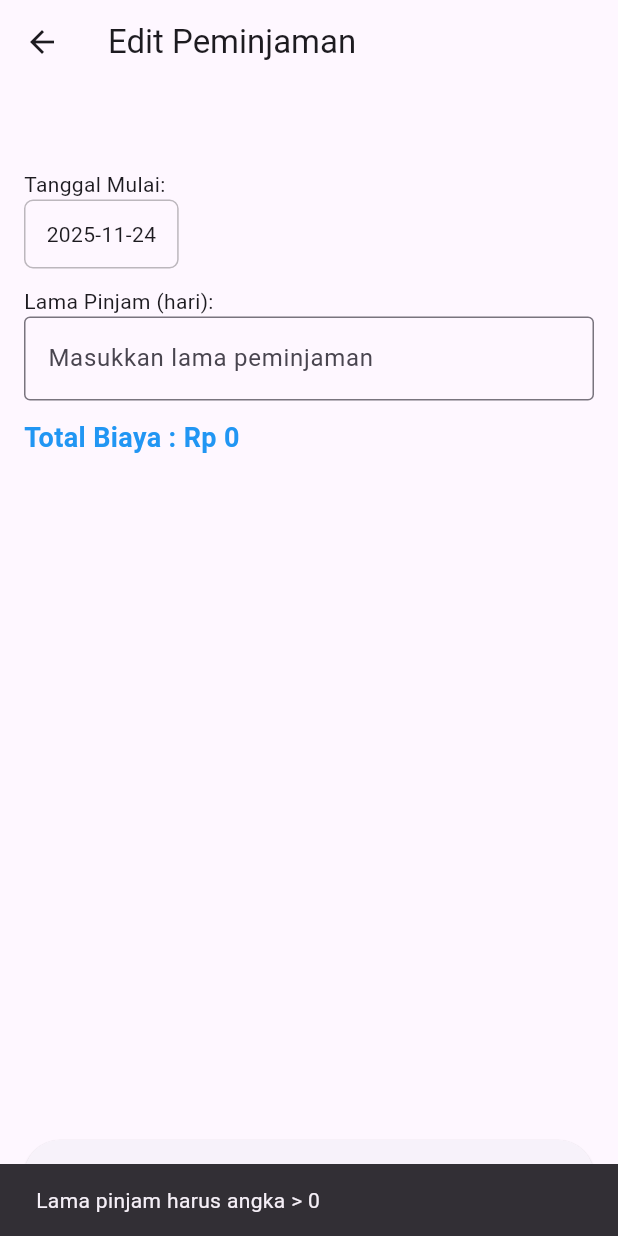
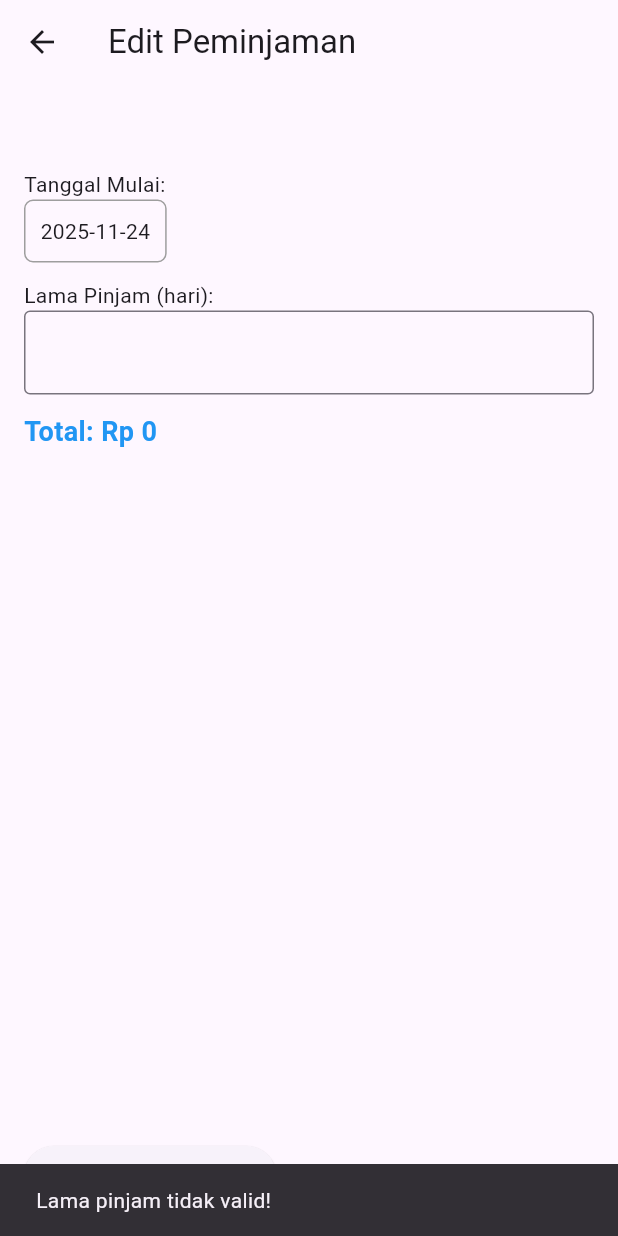
Before and after one commit to fahmimubarok03/utspam_if5b_0704_perpus, a Flutter app: the EditBorrowPage screen opened directly with empty values, after a tap on "Simpan Perubahan", on a phone screen of 412 x 824 dp. Run offline on Flutter 3.47's test engine with Material 3 defaults, Android fonts, the phone set to English and light mode, and no system bars; our stand-ins replace shared_preferences, sqflite; accounts and stored records are empty; statements that could not run were skipped.

Commit message:
ubah bagian editBorrow

```diff
--- a/lib/pages/edit_borrow_page.dart
+++ b/lib/pages/edit_borrow_page.dart
@@ -20,32 +20,23 @@ class _EditBorrowPageState extends State<EditBorrowPage> {
   @override
   void initState() {
     super.initState();
-
-    borrowDate = DateTime.tryParse(widget.data['borrow_date']) ?? DateTime.now();
+    borrowDate = DateTime.parse(widget.data['borrow_date']);
     daysCtrl.text = widget.data['days'].toString();
-
-    /// Hitung harga per hari kembali dari total
     price = widget.data['total_cost'] ~/ widget.data['days'];
-
     calculateCost();
   }
 
-  /// Hitung total biaya real-time
   void calculateCost() {
     int days = int.tryParse(daysCtrl.text) ?? 0;
-    if (days > 0) {
-      setState(() => totalCost = days * price);
-    } else {
-      setState(() => totalCost = 0);
-    }
+    setState(() {
+      totalCost = (days > 0) ? days * price : 0;
+    });
   }
 
-  /// Update peminjaman ke database
   Future<void> updateBorrow() async {
     if (daysCtrl.text.isEmpty || int.tryParse(daysCtrl.text) == null || int.parse(daysCtrl.text) <= 0) {
-      ScaffoldMessenger.of(context).showSnackBar(const SnackBar(
-        content: Text("Lama pinjam harus angka > 0"),
-      ));
+      ScaffoldMessenger.of(context)
+          .showSnackBar(const SnackBar(content: Text("Lama pinjam tidak valid!")));
       return;
     }
 
@@ -53,14 +44,10 @@ class _EditBorrowPageState extends State<EditBorrowPage> {
       'borrow_date': DateFormat('yyyy-MM-dd').format(borrowDate!),
       'days': int.parse(daysCtrl.text),
       'total_cost': totalCost,
-      'status': widget.data['status'], // status TIDAK dipaksa berubah
+      'status': 'Aktif',
     });
 
-    ScaffoldMessenger.of(context).showSnackBar(const SnackBar(
-      content: Text("Data peminjaman berhasil diperbarui!"),
-    ));
-
-    Navigator.pop(context, true); // untuk refresh halaman history
+    Navigator.pop(context, true); // ⬅️ mengirim signal update
   }
 
   @override
@@ -72,59 +59,54 @@ class _EditBorrowPageState extends State<EditBorrowPage> {
         child: Column(
           crossAxisAlignment: CrossAxisAlignment.start,
           children: [
-            Text(widget.data['book_title'],
-                style: const TextStyle(fontSize: 20, fontWeight: FontWeight.bold)),
+            Text(
+              widget.data['book_title'],
+              style: const TextStyle(fontSize: 20, fontWeight: FontWeight.bold),
+            ),
             const SizedBox(height: 12),
 
             const Text("Tanggal Mulai:"),
             InkWell(
               onTap: () async {
-                final picking = await showDatePicker(
+                DateTime? pick = await showDatePicker(
                   context: context,
                   initialDate: borrowDate!,
                   firstDate: DateTime(2022),
                   lastDate: DateTime(2035),
                 );
-                if (picking != null) {
-                  setState(() => borrowDate = picking);
+                if (pick != null) {
+                  setState(() => borrowDate = pick);
                   calculateCost();
                 }
               },
               child: Container(
-                padding: const EdgeInsets.symmetric(vertical: 12, horizontal: 14),
+                padding: const EdgeInsets.symmetric(vertical: 10, horizontal: 10),
                 decoration: BoxDecoration(
-                    border: Border.all(color: Colors.black26),
+                    border: Border.all(color: Colors.grey),
                     borderRadius: BorderRadius.circular(6)),
                 child: Text(DateFormat('yyyy-MM-dd').format(borrowDate!)),
               ),
             ),
+
             const SizedBox(height: 12),
-
             const Text("Lama Pinjam (hari):"),
             TextField(
               controller: daysCtrl,
               keyboardType: TextInputType.number,
+              decoration: const InputDecoration(border: OutlineInputBorder()),
               onChanged: (_) => calculateCost(),
-              decoration: const InputDecoration(
-                border: OutlineInputBorder(),
-                hintText: "Masukkan lama peminjaman",
-              ),
             ),
+
             const SizedBox(height: 12),
+            Text(
+              "Total: Rp $totalCost",
+              style: const TextStyle(fontSize: 18, fontWeight: FontWeight.bold, color: Colors.blue),
+            ),
 
-            Text("Total Biaya : Rp $totalCost",
-                style: const TextStyle(
-                    fontSize: 18, fontWeight: FontWeight.bold, color: Colors.blue)),
             const Spacer(),
-
-            SizedBox(
-              width: double.infinity,
-              child: ElevatedButton(
-                onPressed: updateBorrow,
-                style: ElevatedButton.styleFrom(
-                    padding: const EdgeInsets.symmetric(vertical: 14)),
-                child: const Text("Simpan Perubahan"),
-              ),
+            ElevatedButton(
+              onPressed: updateBorrow,
+              child: const Text("Simpan Perubahan"),
             )
           ],
         ),
```
